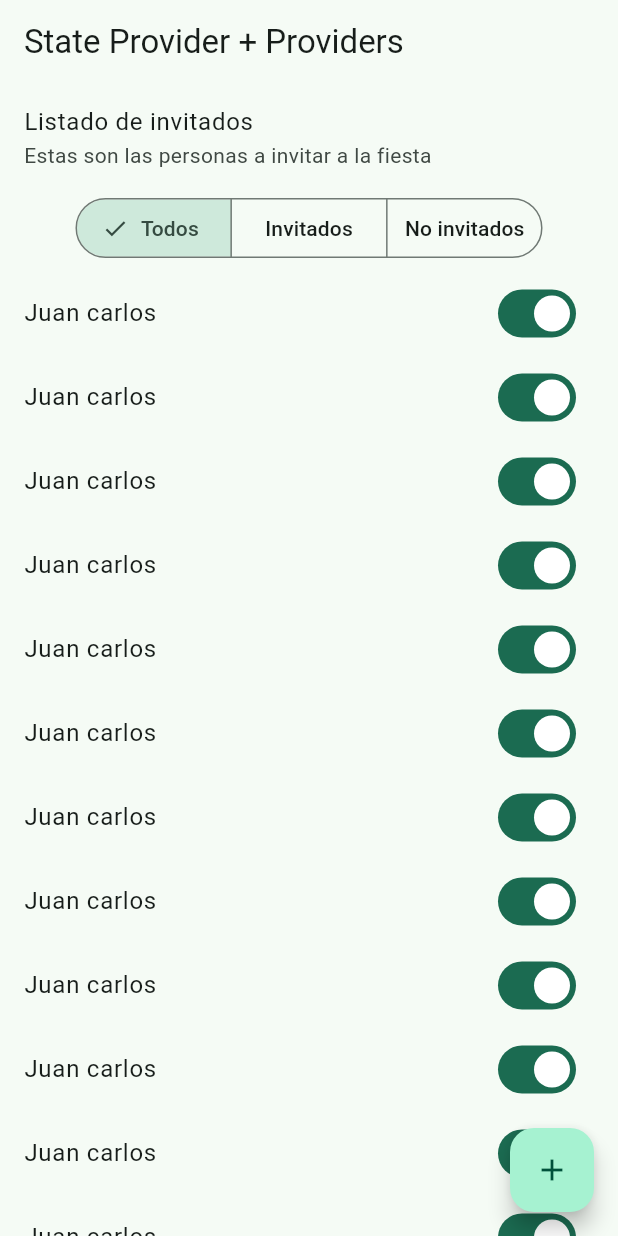
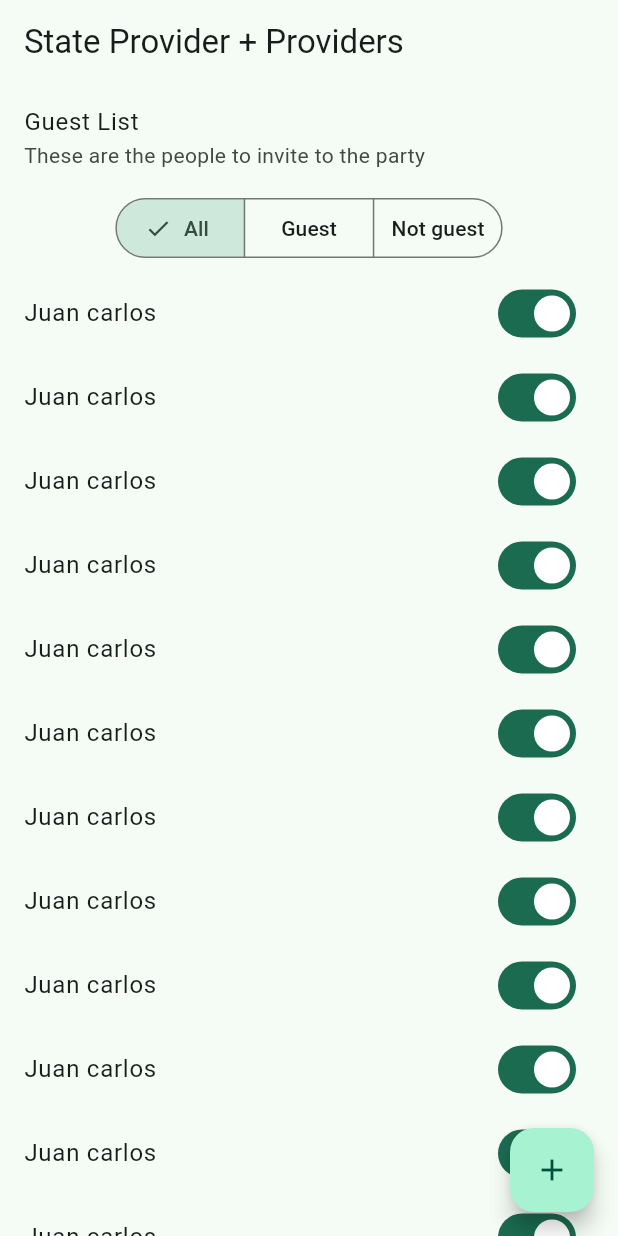
Before and after one commit to joicodev/course-riverpod-v2, a Flutter app: the TodoScreen screen opened by its route, on a phone screen of 412 x 824 dp. Run offline on Flutter 3.47's test engine with Material 2 defaults, Android fonts, the phone set to English and light mode, and no system bars; our stand-ins replace dio, flutter_riverpod, go_router, riverpod_annotation; missing offline and left inert: random_name_generator; generated files the repository leaves out were written again.

Commit message:
update minor changes

```diff
--- a/lib/presentation/providers/providers.dart
+++ b/lib/presentation/providers/providers.dart
@@ -1,2 +1,3 @@
 export 'hello_world/hello_world_provider.dart';
 export 'state_providers/state_providers.dart';
+export 'todos_providers/todos_providers.dart';
--- a/lib/presentation/providers/state_providers/state_providers.dart
+++ b/lib/presentation/providers/state_providers/state_providers.dart
@@ -3,7 +3,7 @@ import 'package:riverpod_app/config/config.dart';
 
 part 'state_providers.g.dart';
 
-@riverpod
+@Riverpod(keepAlive: true)
 class Counter extends _$Counter {
   @override
   int build() => 5;
@@ -13,7 +13,7 @@ class Counter extends _$Counter {
   void decrease() => state--;
 }
 
-@riverpod
+@Riverpod(keepAlive: true)
 class DarkMode extends _$DarkMode {
   @override
   bool build() => false;
@@ -21,7 +21,7 @@ class DarkMode extends _$DarkMode {
   void toggleDarkMode() => state = !state;
 }
 
-@riverpod
+@Riverpod(keepAlive: true)
 class RandomName extends _$RandomName {
   @override
   String build() => RandomGenerator.getRandomName();
--- a/lib/presentation/screens/04_todo/todo_screen.dart
+++ b/lib/presentation/screens/04_todo/todo_screen.dart
@@ -1,5 +1,6 @@
 import 'package:flutter/material.dart';
-
+import 'package:flutter_riverpod/flutter_riverpod.dart';
+import 'package:riverpod_app/presentation/providers/providers.dart';
 
 class TodoScreen extends StatelessWidget {
   const TodoScreen({super.key});
@@ -10,50 +11,47 @@ class TodoScreen extends StatelessWidget {
       appBar: AppBar(
         title: const Text('State Provider + Providers'),
       ),
-      body: const _TodoView(),
+      body: const _BodyTodoView(),
       floatingActionButton: FloatingActionButton(
-        child: const Icon( Icons.add ),
+        child: const Icon(Icons.add),
         onPressed: () {},
       ),
     );
   }
 }
 
-
-class _TodoView extends StatelessWidget {
-  const _TodoView();
+class _BodyTodoView extends ConsumerWidget {
+  const _BodyTodoView();
 
   @override
-  Widget build(BuildContext context) {
+  Widget build(BuildContext context, WidgetRef ref) {
     return Column(
       children: [
         const ListTile(
-          title: Text('Listado de invitados'),
-          subtitle: Text('Estas son las personas a invitar a la fiesta'),
+          title: Text('Guest List'),
+          subtitle: Text('These are the people to invite to the party'),
         ),
-
         SegmentedButton(
-          segments: const[
-            ButtonSegment(value: 'all', icon: Text('Todos')),
-            ButtonSegment(value: 'completed', icon: Text('Invitados')),
-            ButtonSegment(value: 'pending', icon: Text('No invitados')),
+          segments: const [
+            ButtonSegment(value: TodoFilterType.all, icon: Text('All')),
+            ButtonSegment(value: TodoFilterType.completed, icon: Text('Guest')),
+            ButtonSegment(
+                value: TodoFilterType.pending, icon: Text('Not guest')),
           ],
-          selected: const <String>{ 'all' },
-          onSelectionChanged: (value) {
-
+          selected: const <TodoFilterType>{TodoFilterType.all},
+          onSelectionChanged: (filterType) {
+            final provider = ref.read(todoCurrentFilterProvider.notifier);
+            provider.setCurrentFilter(filterType.first);
           },
         ),
-        const SizedBox( height: 5 ),
-
-        /// Listado de personas a invitar
+        const SizedBox(height: 5),
         Expanded(
           child: ListView.builder(
             itemBuilder: (context, index) {
               return SwitchListTile(
-                title: const Text('Juan carlos'),
-                value: true,
-                onChanged: ( value ) {}
-              );
+                  title: const Text('Juan carlos'),
+                  value: true,
+                  onChanged: (value) {});
             },
           ),
         )
```
Also changed, not shown: lib/presentation/providers/todos_providers/todos_providers.dart (added, +33 -0 lines), lib/presentation/screens/03_state_provider/state_provider_screen.dart (+6 -8 lines), lib/presentation/providers/state_providers/state_providers.g.dart, lib/presentation/providers/todos_providers/todos_providers.g.dart (added).
